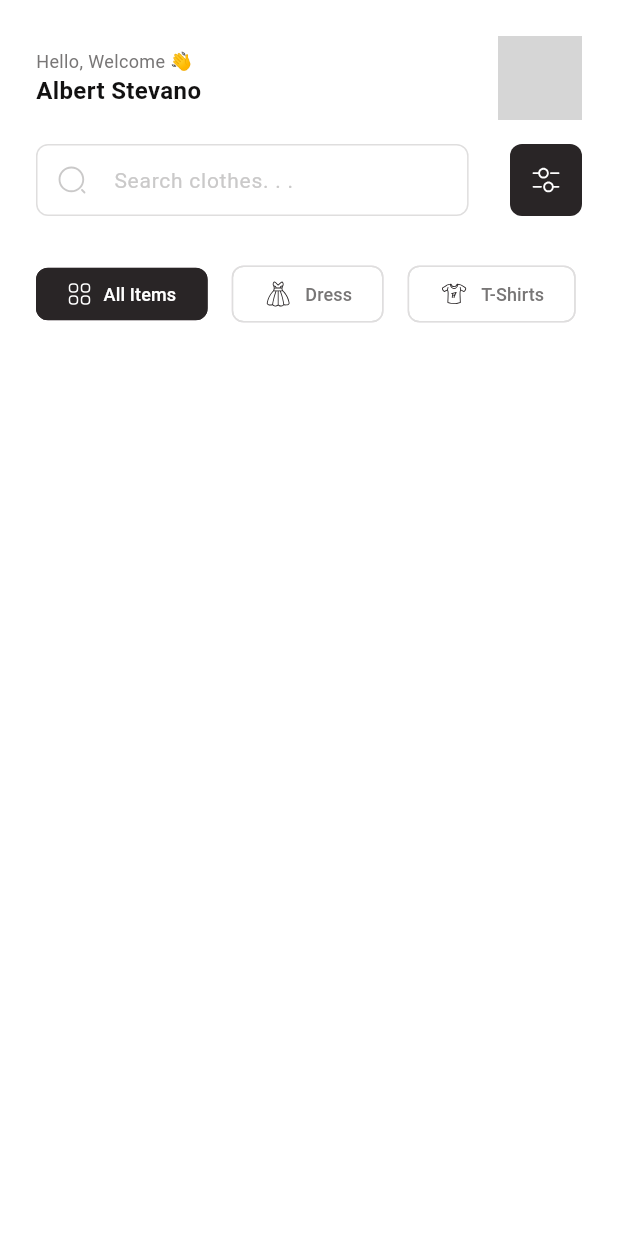
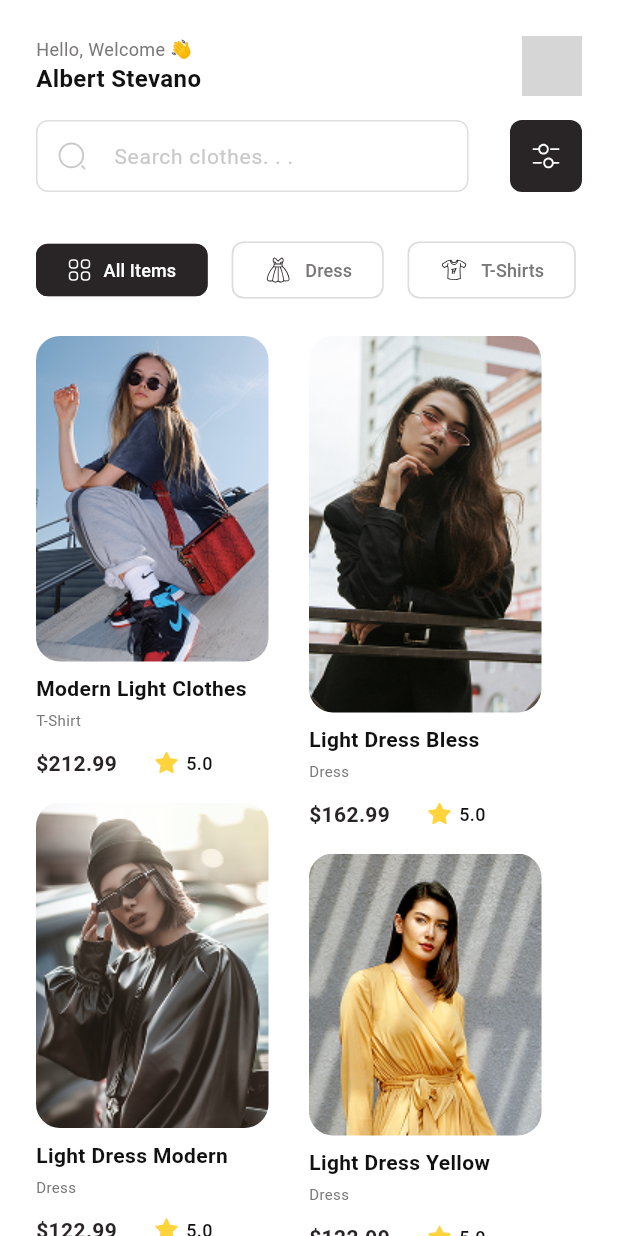
Before and after one commit to fernandjerico/technical_test_sgt_b, a Flutter app: the screen it shows after launch, on a phone screen of 412 x 824 dp. Run offline on Flutter 3.47's test engine with Material 3 defaults, Android fonts, the phone set to English and light mode, and no system bars; our stand-ins replace flutter_svg, google_fonts; network calls fail; grey boxes are pictures that could not be loaded.

Commit message:
Add: Staggered Grid View for products

```diff
--- a/lib/pages/home_page.dart
+++ b/lib/pages/home_page.dart
@@ -1,4 +1,5 @@
 import 'package:flutter/material.dart';
+import 'package:flutter_staggered_grid_view/flutter_staggered_grid_view.dart';
 import 'package:flutter_svg/flutter_svg.dart';
 import 'package:technical_test_sgt_b/core/theme/app_colors.dart';
 
@@ -17,6 +18,37 @@ class _HomePageState extends State<HomePage> {
     {'label': 'Dress', 'icon': 'assets/icons/icon-dress.svg'},
     {'label': 'T-Shirts', 'icon': 'assets/icons/icon-tshirt.svg'},
     {'label': 'Jeans', 'icon': 'assets/icons/icon-pants.svg'},
+  ];
+
+  final List<Map<String, dynamic>> items = [
+    {
+      'image': 'assets/images/product-1.png',
+      'title': 'Modern Light Clothes',
+      'category': 'T-Shirt',
+      'price': 212.99,
+      'rating': 5.0,
+    },
+    {
+      'image': 'assets/images/product-2.png',
+      'title': 'Light Dress Bless',
+      'category': 'Dress',
+      'price': 162.99,
+      'rating': 5.0,
+    },
+    {
+      'image': 'assets/images/product-3.png',
+      'title': 'Light Dress Modern',
+      'category': 'Dress',
+      'price': 122.99,
+      'rating': 5.0,
+    },
+    {
+      'image': 'assets/images/product-4.png',
+      'title': 'Light Dress Yellow',
+      'category': 'Dress',
+      'price': 122.99,
+      'rating': 5.0,
+    },
   ];
   @override
   Widget build(BuildContext context) {
@@ -51,7 +83,7 @@ class _HomePageState extends State<HomePage> {
                     ],
                   ),
                   CircleAvatar(
-                    radius: 28,
+                    radius: 20,
                     backgroundImage: NetworkImage(
                       'https://avatars.githubusercontent.com/u/123456789?v=4',
                     ),
@@ -173,6 +205,81 @@ class _HomePageState extends State<HomePage> {
                 ),
               ),
               SizedBox(height: 24),
+              Expanded(
+                child: MasonryGridView.builder(
+                  itemCount: items.length,
+                  gridDelegate:
+                      const SliverSimpleGridDelegateWithFixedCrossAxisCount(
+                          crossAxisCount: 2),
+                  itemBuilder: (context, index) {
+                    final item = items[index];
+                    return Container(
+                      padding: EdgeInsets.only(bottom: 16),
+                      child: Column(
+                        crossAxisAlignment: CrossAxisAlignment.start,
+                        mainAxisAlignment: MainAxisAlignment.center,
+                        children: [
+                          ClipRRect(
+                            borderRadius: BorderRadius.circular(16),
+                            child: Image.asset(
+                              item['image']!,
+                            ),
+                          ),
+                          SizedBox(height: 8),
+                          Text(
+                            item['title']!,
+                            style: TextStyle(
+                              fontSize: 14,
+                              fontWeight: FontWeight.w600,
+                              color: AppColors.grey10Color,
+                            ),
+                          ),
+                          SizedBox(height: 4),
+                          Text(
+                            item['category']!,
+                            style: TextStyle(
+                              fontSize: 10,
+                              fontWeight: FontWeight.w400,
+                              color: AppColors.grey4Color,
+                            ),
+                          ),
+                          SizedBox(height: 12),
+                          Row(
+                            children: [
+                              Text(
+                                '\$${item['price']}',
+                                style: TextStyle(
+                                  fontSize: 14,
+                                  fontWeight: FontWeight.w600,
+                                  color: AppColors.grey13Color,
+                                ),
+                              ),
+                              SizedBox(width: 24),
+                              Row(
+                                children: [
+                                  SvgPicture.asset(
+                                    'assets/icons/icon-star.svg',
+                                    fit: BoxFit.scaleDown,
+                                  ),
+                                  SizedBox(width: 4),
+                                  Text(
+                                    item['rating'].toString(),
+                                    style: TextStyle(
+                                      fontSize: 12,
+                                      fontWeight: FontWeight.w500,
+                                      color: AppColors.grey10Color,
+                                    ),
+                                  ),
+                                ],
+                              )
+                            ],
+                          )
+                        ],
+                      ),
+                    );
+                  },
+                ),
+              )
             ],
           ),
         ),
--- a/pubspec.yaml
+++ b/pubspec.yaml
@@ -36,6 +36,7 @@ dependencies:
   cupertino_icons: ^1.0.8
   google_fonts: ^6.3.0
   flutter_svg: ^2.2.0
+  flutter_staggered_grid_view: ^0.7.0
 
 dev_dependencies:
   flutter_test:
```
Also changed, not shown: assets/icons/icon-star.svg (added), assets/images/product-1.png (added), assets/images/product-2.png (added), assets/images/product-3.png (added), assets/images/product-4.png (added), pubspec.lock.
